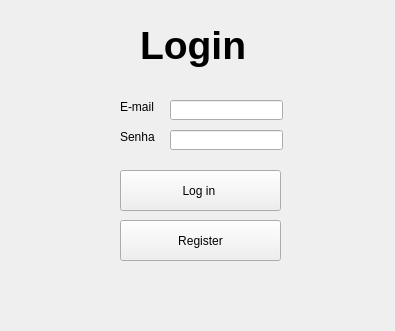
Before: the Qt Designer form Ui/login.ui in devlovato/Projeto-PyQt5---CRUD-, drawn with Qt 5.
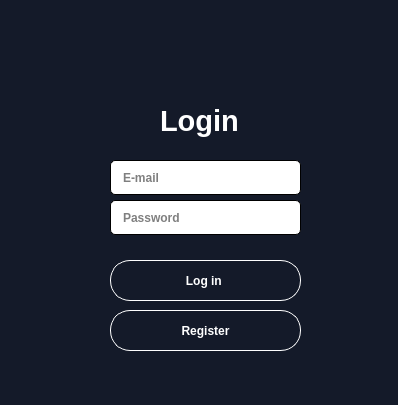
After: the same form once the commit is applied. Icons and pictures are not drawn.

Commit message:
Adicionado Design ao Form de Login
Adicionado:
-Adicionado Design ao Form de Login

```diff
--- a/Ui/login.ui
+++ b/Ui/login.ui
@@ -6,88 +6,118 @@
    <rect>
     <x>0</x>
     <y>0</y>
-    <width>395</width>
-    <height>331</height>
+    <width>398</width>
+    <height>405</height>
    </rect>
   </property>
+  <property name="font">
+   <font>
+    <weight>75</weight>
+    <bold>true</bold>
+   </font>
+  </property>
   <property name="windowTitle">
    <string>Form</string>
   </property>
+  <property name="styleSheet">
+   <string notr="true">background-color: rgb(20, 26, 41);</string>
+  </property>
   <widget class="QLineEdit" name="lineEdit">
    <property name="geometry">
     <rect>
-     <x>170</x>
-     <y>100</y>
-     <width>113</width>
-     <height>20</height>
+     <x>110</x>
+     <y>160</y>
+     <width>191</width>
+     <height>35</height>
     </rect>
    </property>
-  </widget>
-  <widget class="QLineEdit" name="lineEdit_2">
-   <property name="geometry">
-    <rect>
-     <x>170</x>
-     <y>130</y>
-     <width>113</width>
-     <height>20</height>
-    </rect>
+   <property name="styleSheet">
+    <string notr="true">background-color: rgb(255, 255, 255);
+border-style:outset;
+border-radius:5px;
+border-color: Black;
+padding:10px;
+border-width:1px;</string>
    </property>
-  </widget>
-  <widget class="QLabel" name="label">
-   <property name="geometry">
-    <rect>
-     <x>120</x>
-     <y>100</y>
-     <width>47</width>
-     <height>13</height>
-    </rect>
-   </property>
-   <property name="text">
+   <property name="placeholderText">
     <string>E-mail</string>
    </property>
   </widget>
-  <widget class="QLabel" name="label_2">
+  <widget class="QLineEdit" name="lineEdit_2">
    <property name="geometry">
     <rect>
-     <x>120</x>
-     <y>130</y>
-     <width>47</width>
-     <height>13</height>
+     <x>110</x>
+     <y>200</y>
+     <width>191</width>
+     <height>35</height>
     </rect>
    </property>
-   <property name="text">
-    <string>Senha</string>
+   <property name="styleSheet">
+    <string notr="true">background-color: rgb(255, 255, 255);
+border-style:outset;
+border-radius:5px;
+border-color: Black;
+padding:10px;
+border-width:1px;</string>
+   </property>
+   <property name="echoMode">
+    <enum>QLineEdit::Password</enum>
+   </property>
+   <property name="placeholderText">
+    <string>Password</string>
    </property>
   </widget>
   <widget class="QPushButton" name="pushButton">
    <property name="geometry">
     <rect>
-     <x>120</x>
-     <y>170</y>
-     <width>161</width>
+     <x>110</x>
+     <y>260</y>
+     <width>191</width>
      <height>41</height>
     </rect>
    </property>
+   <property name="font">
+    <font>
+     <weight>75</weight>
+     <bold>true</bold>
+    </font>
+   </property>
+   <property name="styleSheet">
+    <string notr="true">color: rgb(255, 255, 255);
+border-style:outset;
+border-radius:20px;
+border-color: white;
+border-width:1px;</string>
+   </property>
    <property name="text">
     <string>Log in </string>
    </property>
+   <property name="autoDefault">
+    <bool>false</bool>
+   </property>
+   <property name="flat">
+    <bool>false</bool>
+   </property>
   </widget>
   <widget class="QLabel" name="label_3">
    <property name="geometry">
     <rect>
-     <x>140</x>
-     <y>20</y>
-     <width>121</width>
-     <height>51</height>
+     <x>160</x>
+     <y>100</y>
+     <width>91</width>
+     <height>41</height>
     </rect>
    </property>
    <property name="font">
     <font>
-     <pointsize>29</pointsize>
+     <pointsize>22</pointsize>
      <weight>75</weight>
      <bold>true</bold>
     </font>
    </property>
+   <property name="styleSheet">
+    <string notr="true">color: rgb(255, 255, 255);</string>
+   </property>
    <property name="text">
     <string>Login</string>
    </property>
@@ -95,12 +125,22 @@
   <widget class="QLabel" name="label_4">
    <property name="geometry">
     <rect>
-     <x>120</x>
-     <y>280</y>
-     <width>151</width>
+     <x>90</x>
+     <y>360</y>
+     <width>241</width>
      <height>21</height>
     </rect>
    </property>
+   <property name="font">
+    <font>
+     <pointsize>12</pointsize>
+     <weight>75</weight>
+     <bold>true</bold>
+    </font>
+   </property>
+   <property name="styleSheet">
+    <string notr="true">color: rgb(255, 0, 0);</string>
+   </property>
    <property name="text">
     <string/>
    </property>
@@ -108,16 +148,48 @@
   <widget class="QPushButton" name="pushButton_2">
    <property name="geometry">
     <rect>
-     <x>120</x>
-     <y>220</y>
-     <width>161</width>
+     <x>110</x>
+     <y>310</y>
+     <width>191</width>
      <height>41</height>
     </rect>
    </property>
+   <property name="font">
+    <font>
+     <weight>75</weight>
+     <bold>true</bold>
+    </font>
+   </property>
+   <property name="styleSheet">
+    <string notr="true">color: rgb(255, 255, 255);
+border-style:outset;
+border-radius:20px;
+border-color: white;
+border-width:1px;</string>
+   </property>
    <property name="text">
     <string>Register</string>
    </property>
   </widget>
+  <widget class="QLabel" name="label_5">
+   <property name="geometry">
+    <rect>
+     <x>170</x>
+     <y>20</y>
+     <width>71</width>
+     <height>71</height>
+    </rect>
+   </property>
+   <property name="text">
+    <string/>
+   </property>
+   <property name="pixmap">
+    <pixmap>../../../img-user.png</pixmap>
+   </property>
+   <property name="scaledContents">
+    <bool>true</bool>
+   </property>
+  </widget>
  </widget>
  <resources/>
  <connections/>
```
